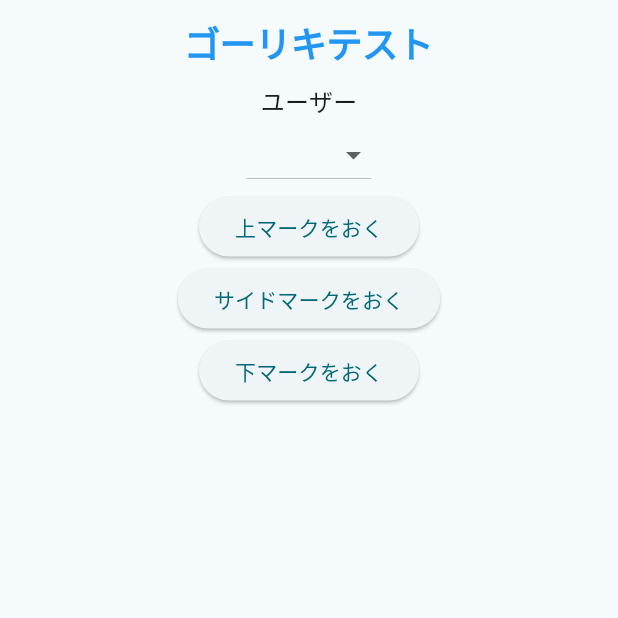
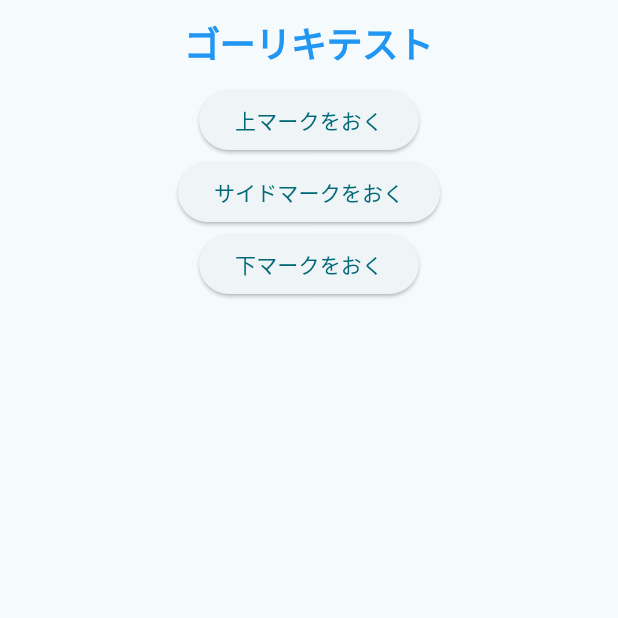
Before and after one commit to takara2314/bsam-admin, a Flutter app: the screen it shows after launch, on a phone screen of 412 x 824 dp, the top half of it. Run offline on Flutter 3.47's test engine with Material 2 defaults, Android fonts, the phone set to English and light mode, and no system bars; our stand-ins replace flutter_riverpod, geolocator, google_maps_flutter, permission_handler, wakelock; statements that could not run were skipped.

Commit message:
Change: ユーザーを修正

```diff
--- a/lib/pages/home.dart
+++ b/lib/pages/home.dart
@@ -15,9 +15,9 @@ class Home extends ConsumerStatefulWidget {
 
 class _Home extends ConsumerState<Home> {
   static const jwts = {
-    'a91bb4bf-1f2b-4316-9c64-1392a89a59f1': 'eyJhbGciOiJIUzI1NiIsInR5cCI6IkpXVCJ9.eyJleHAiOjE2NjY5MTkwODEsIm1hcmtfbm8iOjEsInJvbGUiOiJtYXJrIiwidXNlcl9pZCI6ImE5MWJiNGJmLTFmMmItNDMxNi05YzY0LTEzOTJhODlhNTlmMSJ9.cgPoNe9fJGBCfhun7-EgjriFj6w9xNoGT72OdeR7xEI',
-    'd09bd6b4-56e9-464d-952c-a7fbdf980d3a': 'eyJhbGciOiJIUzI1NiIsInR5cCI6IkpXVCJ9.eyJleHAiOjE2NjY5MTkwOTcsIm1hcmtfbm8iOjIsInJvbGUiOiJtYXJrIiwidXNlcl9pZCI6ImQwOWJkNmI0LTU2ZTktNDY0ZC05NTJjLWE3ZmJkZjk4MGQzYSJ9.ZqPYibIS3c_DCIQKgz2cpjvWucJjg-Xgl6EWiNEZGYQ',
-    '0756bc89-71f8-440b-b680-57513d16dd29': 'eyJhbGciOiJIUzI1NiIsInR5cCI6IkpXVCJ9.eyJleHAiOjE2NjY5MTkxMTMsIm1hcmtfbm8iOjMsInJvbGUiOiJtYXJrIiwidXNlcl9pZCI6IjA3NTZiYzg5LTcxZjgtNDQwYi1iNjgwLTU3NTEzZDE2ZGQyOSJ9.7yumSW_xJpB97BI5E9cdgqg5CyzH_HMCjt3_sXE92B0'
+    'a91bb4bf-1f2b-4316-9c64-1392a89a59f1': 'eyJhbGciOiJIUzI1NiIsInR5cCI6IkpXVCJ9.eyJleHAiOjE2OTc0MzEyOTQsIm1hcmtfbm8iOi0xLCJyb2xlIjoibWFyayIsInVzZXJfaWQiOiJhOTFiYjRiZi0xZjJiLTQzMTYtOWM2NC0xMzkyYTg5YTU5ZjEifQ.9koy0GFTBA0cxct1AAUG6fTSkEff8EwIdILBdJCXRbw',
+    'd09bd6b4-56e9-464d-952c-a7fbdf980d3a': 'eyJhbGciOiJIUzI1NiIsInR5cCI6IkpXVCJ9.eyJleHAiOjE2OTc0MzEyOTQsIm1hcmtfbm8iOi0xLCJyb2xlIjoibWFyayIsInVzZXJfaWQiOiJkMDliZDZiNC01NmU5LTQ2NGQtOTUyYy1hN2ZiZGY5ODBkM2EifQ.xg0wL788QR4ftdkriubof3hjN5EbVB81SwoDTG5t7WU',
+    '0756bc89-71f8-440b-b680-57513d16dd29': 'eyJhbGciOiJIUzI1NiIsInR5cCI6IkpXVCJ9.eyJleHAiOjE2OTc0MzEyOTQsIm1hcmtfbm8iOi0xLCJyb2xlIjoibWFyayIsInVzZXJfaWQiOiIwNzU2YmM4OS03MWY4LTQ0MGItYjY4MC01NzUxM2QxNmRkMjkifQ.2QXYCN8c30lWnhkgVH6WdUYP79GcpZ6NIrkczJLyfjY',
   };
 
   static const raceId = '3ae8c214-eb72-481c-b110-8e8f32ecf02d';
@@ -62,30 +62,31 @@ class _Home extends ConsumerState<Home> {
       body: Center(
         child: Column(
           children: <Widget>[
-            const Text('ユーザー'),
-            DropdownButton(
-              items: const [
-                DropdownMenuItem(
-                  value: 'a91bb4bf-1f2b-4316-9c64-1392a89a59f1',
-                  child: Text('マークA'),
-                ),
-                DropdownMenuItem(
-                  value: 'd09bd6b4-56e9-464d-952c-a7fbdf980d3a',
-                  child: Text('マークB'),
-                ),
-                DropdownMenuItem(
-                  value: '0756bc89-71f8-440b-b680-57513d16dd29',
-                  child: Text('マークC'),
-                ),
-              ],
-              onChanged: _changeUser,
-              value: _userName,
-            ),
+            // const Text('ユーザー'),
+            // DropdownButton(
+            //   items: const [
+            //     DropdownMenuItem(
+            //       value: 'a91bb4bf-1f2b-4316-9c64-1392a89a59f1',
+            //       child: Text('マークA'),
+            //     ),
+            //     DropdownMenuItem(
+            //       value: 'd09bd6b4-56e9-464d-952c-a7fbdf980d3a',
+            //       child: Text('マークB'),
+            //     ),
+            //     DropdownMenuItem(
+            //       value: '0756bc89-71f8-440b-b680-57513d16dd29',
+            //       child: Text('マークC'),
+            //     ),
+            //   ],
+            //   onChanged: _changeUser,
+            //   value: _userName,
+            // ),
             ElevatedButton(
               child: const Text(
                 '上マークをおく'
               ),
               onPressed: () {
+                _changeUser('a91bb4bf-1f2b-4316-9c64-1392a89a59f1');
                 Navigator.of(context).push(
                   MaterialPageRoute(
                     builder: (context) => const Marking(raceId: raceId, markNo: 1),
@@ -98,6 +99,7 @@ class _Home extends ConsumerState<Home> {
                 'サイドマークをおく'
               ),
               onPressed: () {
+                _changeUser('d09bd6b4-56e9-464d-952c-a7fbdf980d3a');
                 Navigator.of(context).push(
                   MaterialPageRoute(
                     builder: (context) => const Marking(raceId: raceId, markNo: 2),
@@ -110,6 +112,7 @@ class _Home extends ConsumerState<Home> {
                 '下マークをおく'
               ),
               onPressed: () {
+                _changeUser('0756bc89-71f8-440b-b680-57513d16dd29');
                 Navigator.of(context).push(
                   MaterialPageRoute(
                     builder: (context) => const Marking(raceId: raceId, markNo: 3),
```
Also changed, not shown: pubspec.lock. Lines whose indentation alone changed are shown as unchanged.
